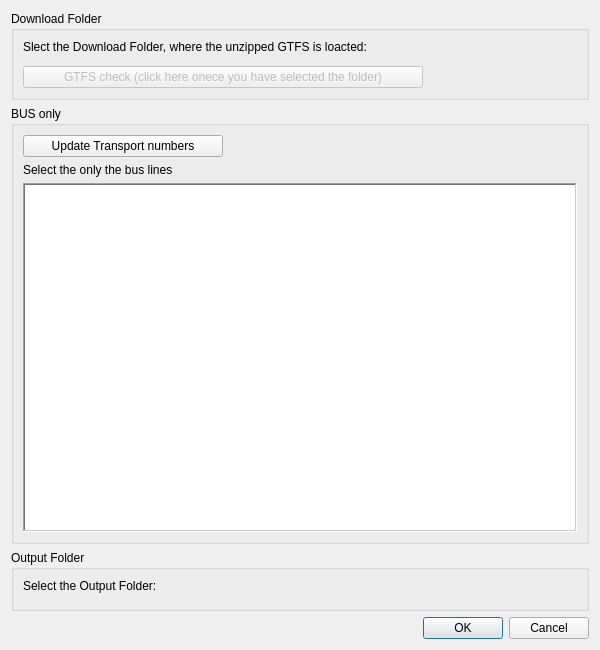
Above: OSMimport_road_PTstops_dialog_base.ui from skagejj/OSMimport_roads_PTstops before the change. Below: the same form after it.
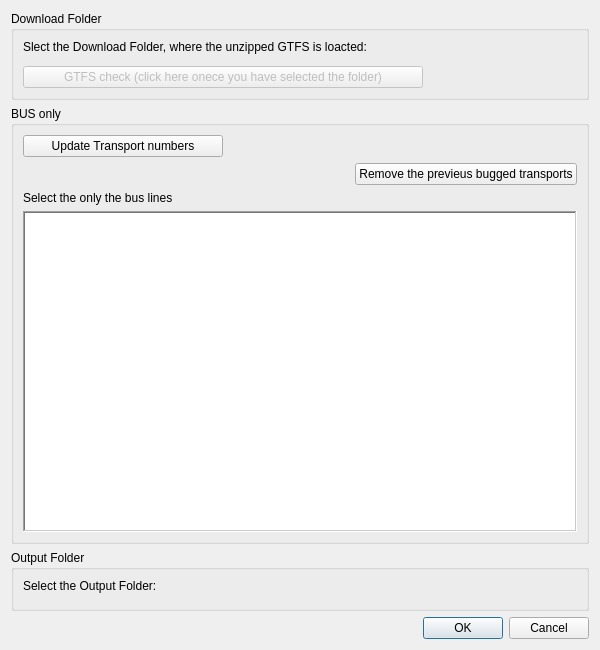
That is the form after the change. Custom widgets are drawn as their Qt base class.

Commit message: Remouve transport Button added, and corrected naming of some file those where missing the trainsport type

```diff
--- a/OSMimport_road_PTstops_dialog_base.ui
+++ b/OSMimport_road_PTstops_dialog_base.ui
@@ -32,14 +32,33 @@
       <string>BUS only</string>
      </property>
      <layout class="QGridLayout" name="gridLayout_2">
-      <item row="3" column="0">
+      <item row="3" column="0" alignment="Qt::AlignRight">
+       <widget class="QPushButton" name="RmvBusesButton">
+        <property name="maximumSize">
+         <size>
+          <width>300</width>
+          <height>16777215</height>
+         </size>
+        </property>
+        <property name="cursor">
+         <cursorShape>ArrowCursor</cursorShape>
+        </property>
+        <property name="layoutDirection">
+         <enum>Qt::LeftToRight</enum>
+        </property>
+        <property name="text">
+         <string>Remove the previeus bugged transports</string>
+        </property>
+       </widget>
+      </item>
+      <item row="5" column="0">
        <widget class="QLabel" name="label_3">
         <property name="text">
          <string>Select the only the bus lines</string>
         </property>
        </widget>
       </item>
-      <item row="4" column="0">
+      <item row="6" column="0">
        <widget class="QListWidget" name="listbusWidget">
         <property name="font">
          <font>
```
The commit also changes 4 other files.
